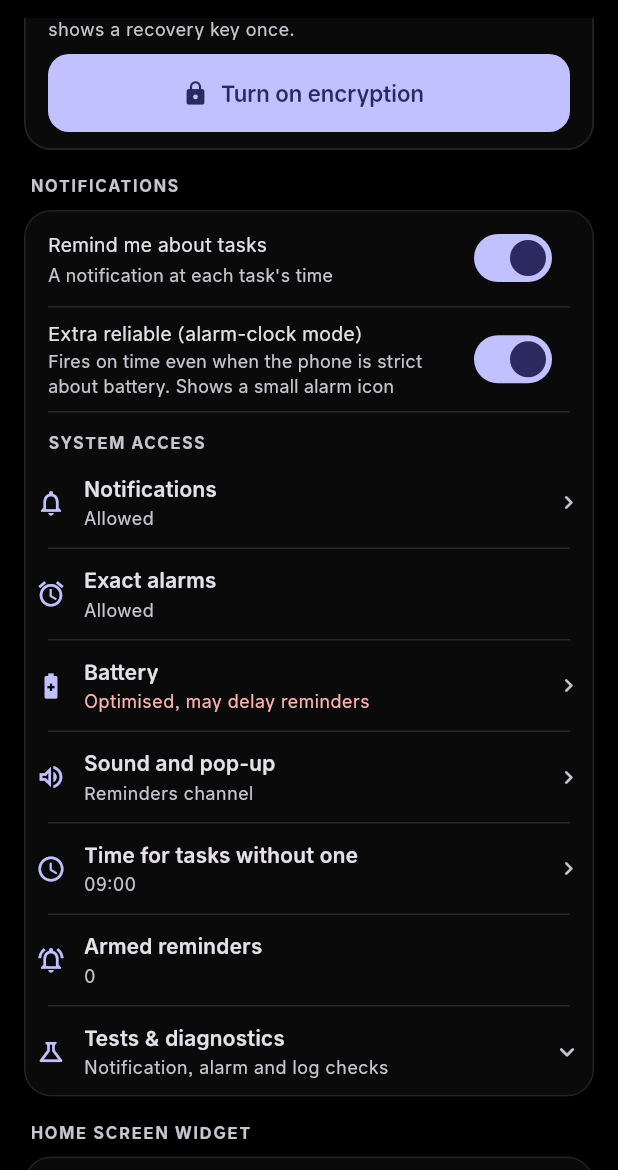
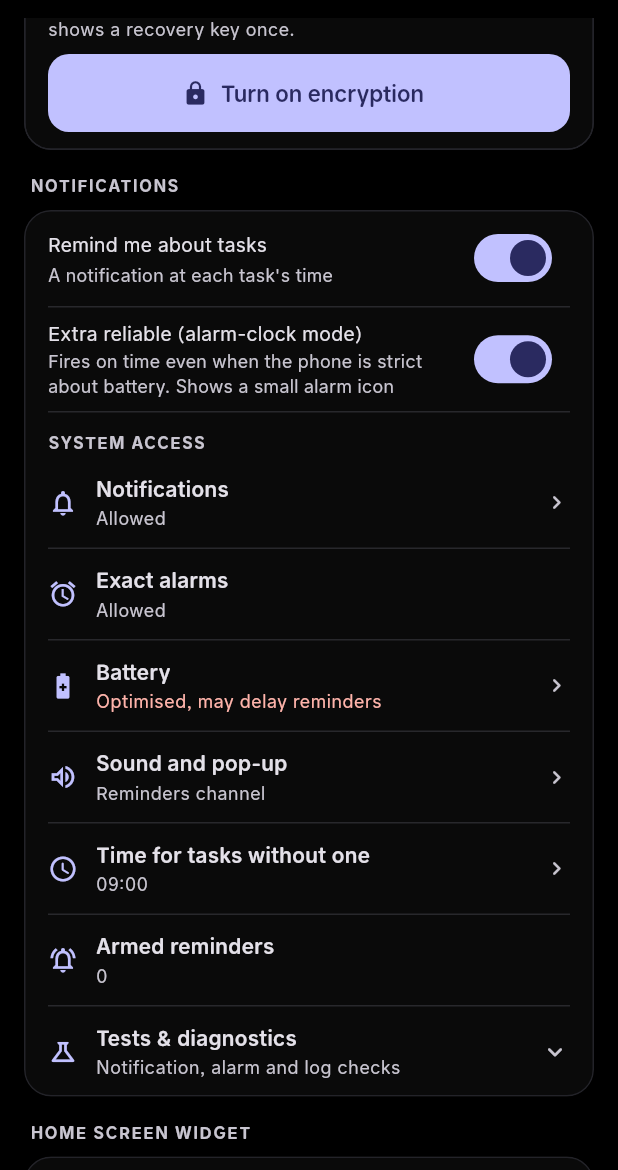
Before and after one commit to driftywinds/OTDA, a Flutter app: the SettingsScreen screen opened directly with empty values, scrolled down 1152 dp, on a phone screen of 412 x 824 dp, the part 66-1236 px from its top. Run offline on Flutter 3.47's test engine with Material 3 defaults, Android fonts, the phone set to English and light mode, and no system bars; our stand-ins replace file_picker, flutter_local_notifications, flutter_secure_storage, flutter_timezone, local_auth, material_ui and 5 more; missing offline and left inert: home_widget, pointycastle; accounts and stored records are empty; project files that could hold a hidden picture were left out.

Commit message:
fix(settings): ur mom

```diff
--- a/lib/src/ui/settings_screen.dart
+++ b/lib/src/ui/settings_screen.dart
@@ -626,16 +626,20 @@ class _NotificationsCardState extends State<_NotificationsCard> with WidgetsBind
     final style = theme.textTheme.bodyMedium?.copyWith(fontSize: 13);
     final service = ReminderService.instance;
 
-    Widget status(IconData icon, String label, String value, {bool good = true, VoidCallback? onTap}) => SettingsAction(
+    // SettingsAction insets 8px; the switch rows above use 16px. Pad the actions
+    // by 8 more so every row in this card lines up with the other cards.
+    Widget inset(Widget child) => Padding(padding: const EdgeInsets.symmetric(horizontal: 8), child: child);
+
+    Widget status(IconData icon, String label, String value, {bool good = true, VoidCallback? onTap}) => inset(SettingsAction(
           icon: icon,
           title: label,
           subtitle: value,
           subtitleColor: good ? null : scheme.error,
           onTap: onTap,
-        );
+        ));
 
     Widget action(IconData icon, String title, String subtitle, Future<void> Function() run) =>
-        SettingsAction(icon: icon, title: title, subtitle: subtitle, onTap: run);
+        inset(SettingsAction(icon: icon, title: title, subtitle: subtitle, onTap: run));
 
     const divider = Divider(height: 1, indent: 16, endIndent: 16);
     final repo = widget.state.repo;
@@ -775,7 +779,7 @@ class _NotificationsCardState extends State<_NotificationsCard> with WidgetsBind
           status(Icons.error_outline_rounded, 'Last error', service.lastError!, good: false),
         ],
         divider,
-        SettingsAction(
+        inset(SettingsAction(
           icon: Icons.science_outlined,
           title: 'Tests & diagnostics',
           subtitle: 'Notification, alarm and log checks',
@@ -785,7 +789,7 @@ class _NotificationsCardState extends State<_NotificationsCard> with WidgetsBind
             child: Icon(Icons.expand_more_rounded, size: 20, color: scheme.onSurfaceVariant),
           ),
           onTap: () => setState(() => _showDiagnostics = !_showDiagnostics),
-        ),
+        )),
         if (_showDiagnostics) ...[
           divider,
           action(Icons.notification_add_outlined, 'Show a test notification now',
```
